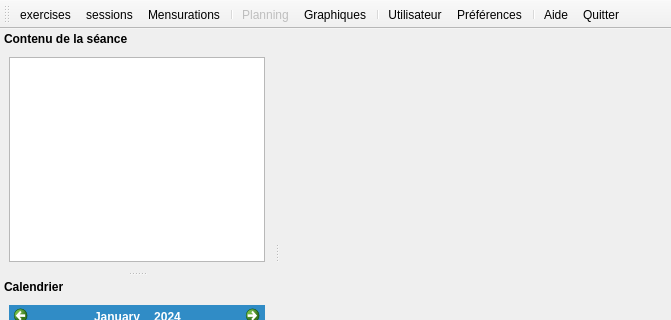
First picture: the form in src/mainwindow.ui, repository oktal/bodeasy, before the edit; both pictures show x 0 to 671 and y 0 to 320 of the 671 by 627 pixel window.
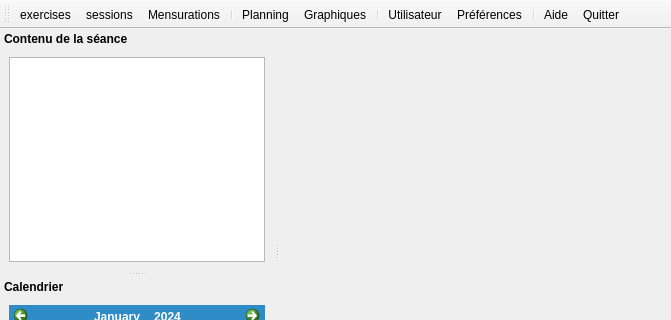
Second picture: the form after the edit. Icons and pictures are not drawn.

The edit to the form file:
```diff
--- a/src/mainwindow.ui
+++ b/src/mainwindow.ui
@@ -350,7 +350,7 @@
   </action>
   <action name="calendarAction">
    <property name="enabled">
-    <bool>false</bool>
+    <bool>true</bool>
    </property>
    <property name="icon">
     <iconset resource="ressources.qrc">
```
Left out of the diff: 2 changed lines with no effect on the pictures.
